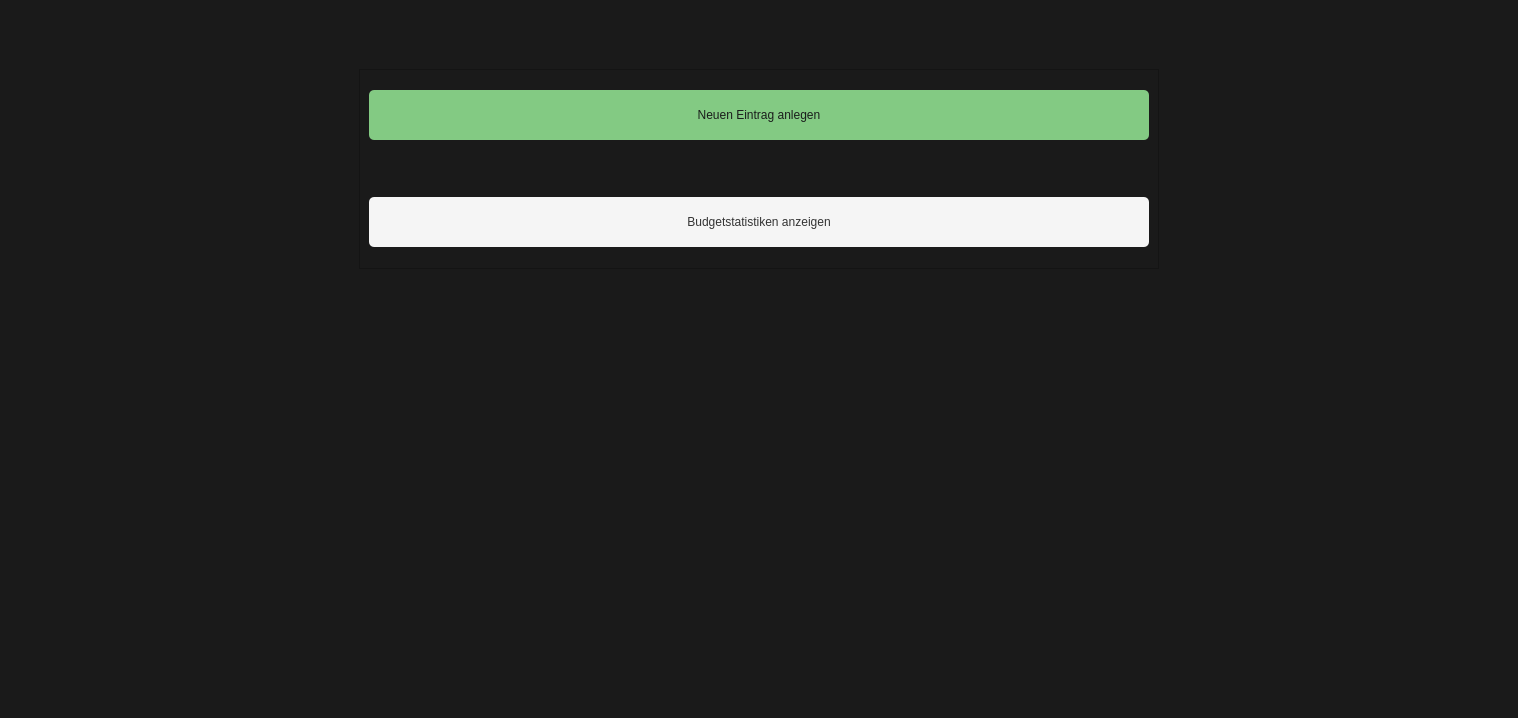
Old version of the form ui/mainWindow/mainwindow.ui in the repository MopedG/FinanceAnalytics.
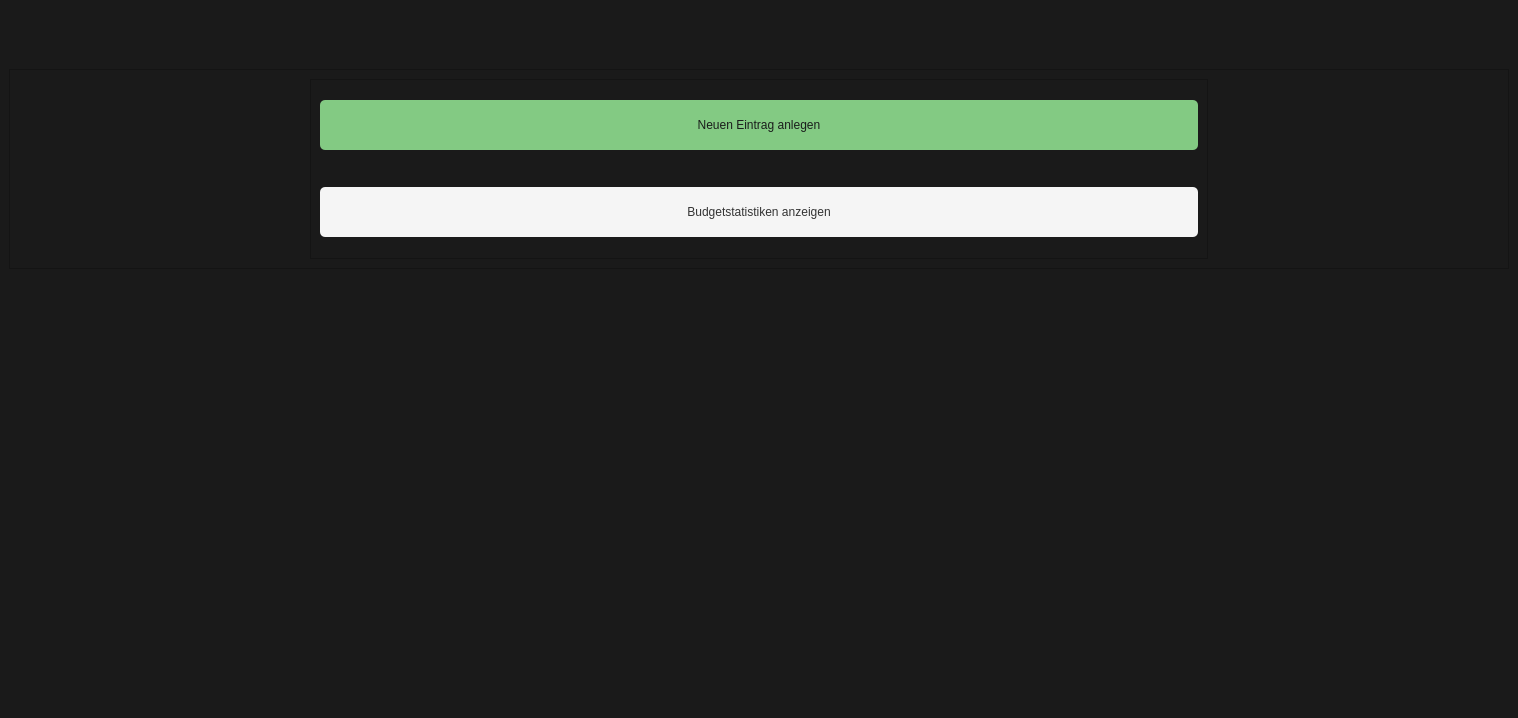
New version of the form.

Commit message:
Finish Fully Resizable Window Feature
Changes:
- Window now starts in maximized view by default
- Window can now be minimized to a much smaller size (compatible with smaller screens like laptops)

Patch:
```diff
--- a/ui/mainWindow/mainwindow.ui
+++ b/ui/mainWindow/mainwindow.ui
@@ -62,11 +62,11 @@
        </property>
        <property name="minimumSize">
         <size>
-         <width>1000</width>
+         <width>0</width>
          <height>600</height>
         </size>
        </property>
-       <layout class="QVBoxLayout" name="verticalLayout_2">
+       <layout class="QVBoxLayout" name="verticalLayout_2" stretch="0,0,0">
         <item>
          <spacer name="verticalSpacer">
           <property name="orientation">
@@ -83,17 +83,17 @@
           </property>
          </spacer>
         </item>
-        <item alignment="Qt::AlignHCenter|Qt::AlignTop">
+        <item alignment="Qt::AlignTop">
          <widget class="QFrame" name="frame">
           <property name="sizePolicy">
-           <sizepolicy hsizetype="Expanding" vsizetype="Expanding">
-            <horstretch>0</horstretch>
+           <sizepolicy hsizetype="Preferred" vsizetype="Expanding">
+            <horstretch>1</horstretch>
             <verstretch>0</verstretch>
            </sizepolicy>
           </property>
           <property name="minimumSize">
            <size>
-            <width>800</width>
+            <width>1100</width>
             <height>200</height>
            </size>
           </property>
@@ -103,21 +103,72 @@
             <height>16777215</height>
            </size>
           </property>
+          <property name="styleSheet">
+           <string notr="true"/>
+          </property>
           <property name="frameShape">
            <enum>QFrame::StyledPanel</enum>
           </property>
           <property name="frameShadow">
            <enum>QFrame::Raised</enum>
           </property>
-          <layout class="QVBoxLayout" name="verticalLayout_3">
+          <layout class="QHBoxLayout" name="horizontalLayout">
+           <property name="leftMargin">
+            <number>300</number>
+           </property>
+           <property name="rightMargin">
+            <number>300</number>
+           </property>
+           <item>
+            <widget class="QFrame" name="frame_2">
+             <property name="sizePolicy">
+              <sizepolicy hsizetype="Preferred" vsizetype="Preferred">
+               <horstretch>1</horstretch>
+               <verstretch>0</verstretch>
+              </sizepolicy>
+             </property>
+             <property name="minimumSize">
+              <size>
+               <width>500</width>
+               <height>0</height>
+              </size>
+             </property>
+             <property name="maximumSize">
+              <size>
+               <width>1000</width>
+               <height>16777215</height>
+              </size>
+             </property>
+             <property name="styleSheet">
+              <string notr="true"/>
+             </property>
+             <property name="frameShape">
+              <enum>QFrame::StyledPanel</enum>
+             </property>
+             <property name="frameShadow">
+              <enum>QFrame::Raised</enum>
+             </property>
+             <layout class="QVBoxLayout" name="verticalLayout_4">
            <item>
             <widget class="QPushButton" name="newEntryButton">
+                <property name="sizePolicy">
+                 <sizepolicy hsizetype="Minimum" vsizetype="Fixed">
+                  <horstretch>1</horstretch>
+                  <verstretch>0</verstretch>
+                 </sizepolicy>
+                </property>
              <property name="minimumSize">
               <size>
                <width>0</width>
                <height>50</height>
               </size>
              </property>
+                <property name="maximumSize">
+                 <size>
+                  <width>1000</width>
+                  <height>16777215</height>
+                 </size>
+                </property>
              <property name="styleSheet">
               <string notr="true">QPushButton
 {
@@ -151,19 +202,31 @@
              <property name="sizeHint" stdset="0">
               <size>
                <width>20</width>
-               <height>40</height>
+                  <height>20</height>
               </size>
              </property>
             </spacer>
            </item>
            <item>
             <widget class="QPushButton" name="showStatisticsButton">
+                <property name="sizePolicy">
+                 <sizepolicy hsizetype="Minimum" vsizetype="Fixed">
+                  <horstretch>1</horstretch>
+                  <verstretch>0</verstretch>
+                 </sizepolicy>
+                </property>
              <property name="minimumSize">
               <size>
                <width>0</width>
                <height>50</height>
               </size>
              </property>
+                <property name="maximumSize">
+                 <size>
+                  <width>1000</width>
+                  <height>16777215</height>
+                 </size>
+                </property>
              <property name="styleSheet">
               <string notr="true">
 
@@ -189,6 +252,9 @@
              <property name="text">
               <string>Budgetstatistiken anzeigen</string>
              </property>
+               </widget>
+              </item>
+             </layout>
             </widget>
            </item>
           </layout>
```
Lines whose indentation alone changed are shown as unchanged. The commit also changes 5 other files.
